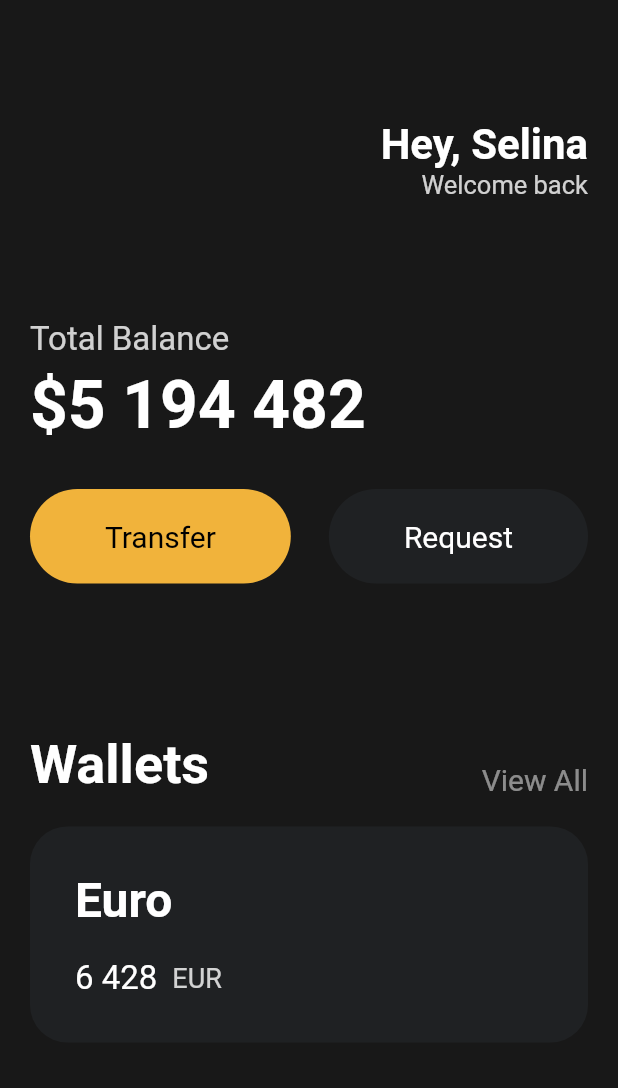
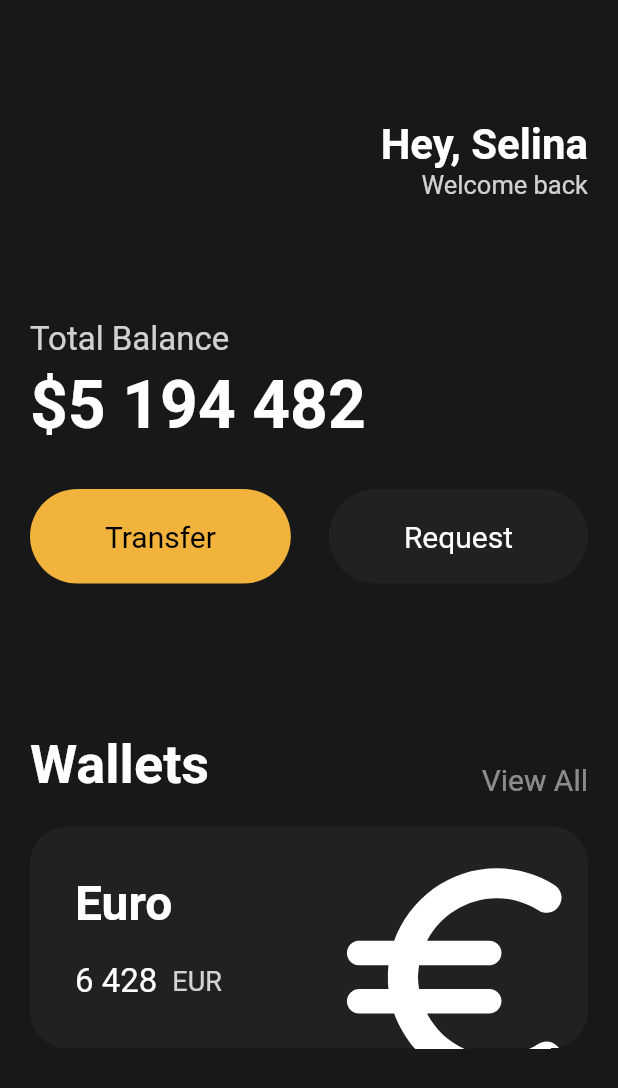
Before and after one commit to woong12/toonflix, a Flutter app: the screen it shows after launch, on a phone screen of 412 x 824 dp. Shown: the top 1088 px of the screen. Run offline on Flutter 3.47's test engine with Material 2 defaults, Android fonts, the light colour scheme and no system bars.

Commit message:
icons and transforms

```diff
--- a/lib/main.dart
+++ b/lib/main.dart
@@ -113,6 +113,7 @@ class App extends StatelessWidget {
                 height: 20,
               ),
               Container(
+                clipBehavior: Clip.hardEdge,
                 decoration: BoxDecoration(
                   color: const Color(0xFF1F2123),
                   borderRadius: BorderRadius.circular(25),
@@ -120,6 +121,7 @@ class App extends StatelessWidget {
                 child: Padding(
                   padding: const EdgeInsets.all(30),
                   child: Row(
+                    mainAxisAlignment: MainAxisAlignment.spaceBetween,
                     children: [
                       Column(
                         crossAxisAlignment: CrossAxisAlignment.start,
@@ -158,6 +160,17 @@ class App extends StatelessWidget {
                           ),
                         ],
                       ),
+                      Transform.scale(
+                        scale: 2.2,
+                        child: Transform.translate(
+                          offset: const Offset(-5, 12),
+                          child: const Icon(
+                            Icons.euro_rounded,
+                            color: Colors.white,
+                            size: 88,
+                          ),
+                        ),
+                      ),
                     ],
                   ),
                 ),
```
